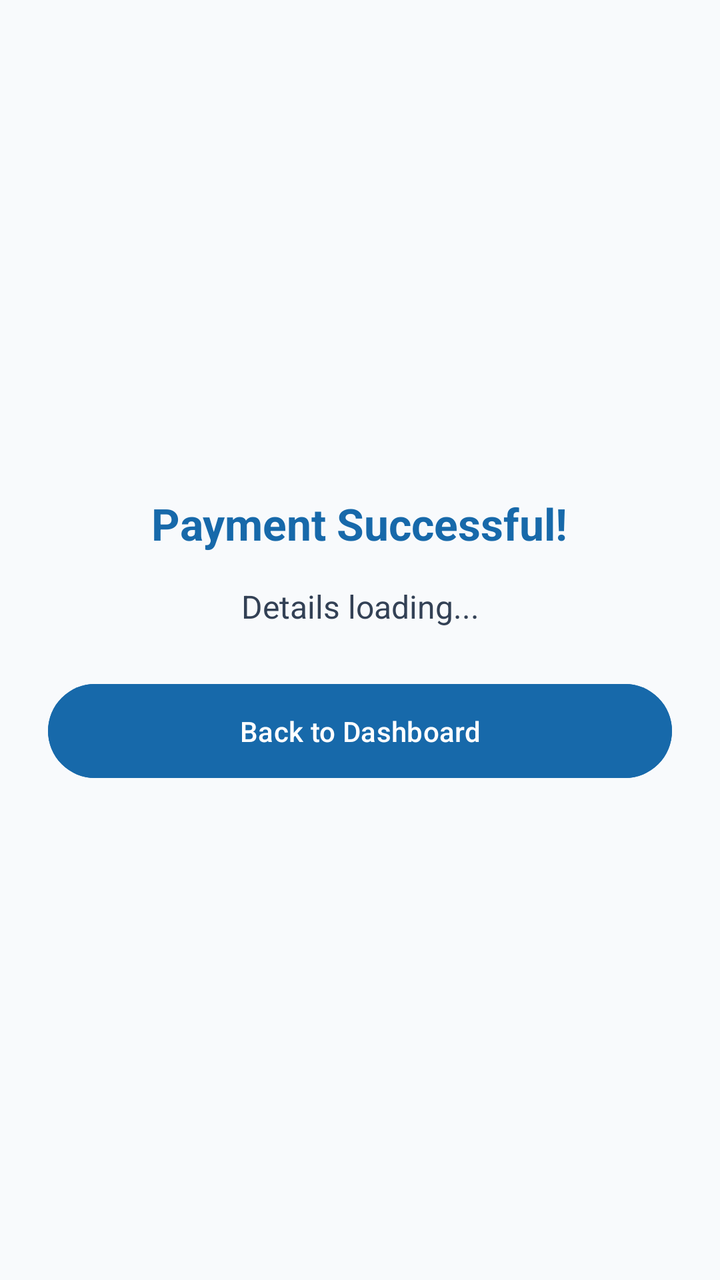
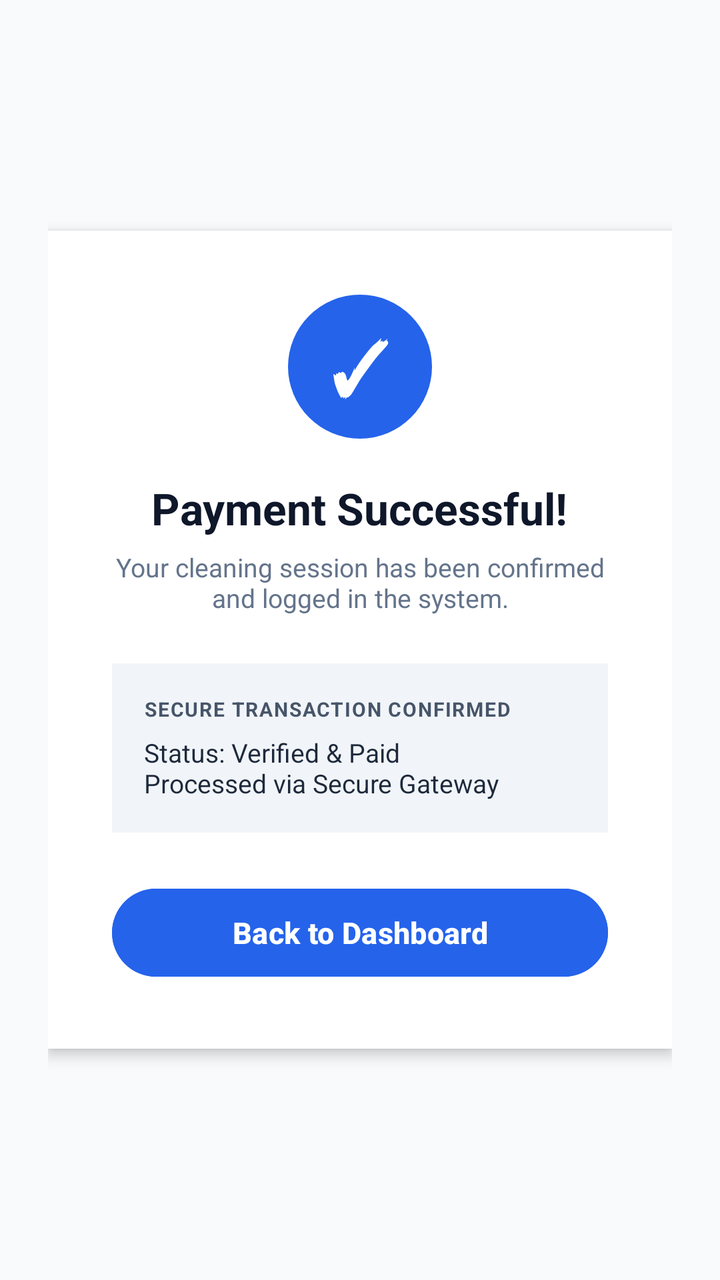

Before-and-after screenshots of an Android layout around one commit, followed by the original layout XML and the change that was made.
<!-- AndroidManifest.xml: application theme Theme.Masandaza -->
<!-- res/layout/activity_payment_success.xml -->
<?xml version="1.0" encoding="utf-8"?>
<LinearLayout xmlns:android="http://schemas.android.com/apk/res/android"
    android:layout_width="match_parent"
    android:layout_height="match_parent"
    android:orientation="vertical"
    android:gravity="center"
    android:padding="24dp"
    android:background="@color/brand_bg">

    <TextView
        android:layout_width="wrap_content"
        android:layout_height="wrap_content"
        android:text="Payment Successful!"
        android:textSize="22sp"
        android:textStyle="bold"
        android:textColor="@color/brand_royal_blue"
        android:layout_marginBottom="16dp"/>

    <TextView
        android:id="@+id/tvSuccessDetails"
        android:layout_width="match_parent"
        android:layout_height="wrap_content"
        android:text="Details loading..."
        android:textSize="16sp"
        android:textColor="#334155"
        android:gravity="center"
        android:layout_marginBottom="24dp"/>

    <Button
        android:id="@+id/btnBackToHome"
        android:layout_width="match_parent"
        android:layout_height="wrap_content"
        android:text="Back to Dashboard"
        android:backgroundTint="@color/brand_royal_blue"
        android:textColor="@color/white"
        android:padding="14dp"/>

</LinearLayout>
<!-- resources referenced by this layout -->
<resources>
  <color name="brand_bg">#F8FAFC</color>
  <color name="brand_royal_blue">#1769AA</color>
  <color name="white">#FFFFFF</color>
  <style name="Theme.Masandaza" parent="Base.Theme.Masandaza" />
  <style name="Base.Theme.Masandaza" parent="Theme.Material3.DayNight.NoActionBar">
          
          
      </style>
</resources>

<!-- the commit's change to res/layout/activity_payment_success.xml (unified diff, before → after) -->
@@ -1,38 +1,87 @@
 <?xml version="1.0" encoding="utf-8"?>
-<LinearLayout xmlns:android="http://schemas.android.com/apk/res/android"
+<RelativeLayout xmlns:android="http://schemas.android.com/apk/res/android"
     android:layout_width="match_parent"
     android:layout_height="match_parent"
-    android:orientation="vertical"
+    android:background="#F8FAFC"
     android:gravity="center"
-    android:padding="24dp"
-    android:background="@color/brand_bg">
+    android:padding="24dp">
 
-    <TextView
-        android:layout_width="wrap_content"
-        android:layout_height="wrap_content"
-        android:text="Payment Successful!"
-        android:textSize="22sp"
-        android:textStyle="bold"
-        android:textColor="@color/brand_royal_blue"
-        android:layout_marginBottom="16dp"/>
-
-    <TextView
-        android:id="@+id/tvSuccessDetails"
+    <LinearLayout
         android:layout_width="match_parent"
         android:layout_height="wrap_content"
-        android:text="Details loading..."
-        android:textSize="16sp"
-        android:textColor="#334155"
+        android:orientation="vertical"
         android:gravity="center"
-        android:layout_marginBottom="24dp"/>
+        android:background="#FFFFFF"
+        android:padding="32dp"
+        android:elevation="4dp">
 
-    <Button
-        android:id="@+id/btnBackToHome"
-        android:layout_width="match_parent"
-        android:layout_height="wrap_content"
-        android:text="Back to Dashboard"
-        android:backgroundTint="@color/brand_royal_blue"
-        android:textColor="@color/white"
-        android:padding="14dp"/>
+        
+        <TextView
+            android:layout_width="72dp"
+            android:layout_height="72dp"
+            android:text="✓"
+            android:textColor="#FFFFFF"
+            android:textSize="36sp"
+            android:textStyle="bold"
+            android:gravity="center"
+            android:background="@drawable/bg_circle_avatar"
+            android:layout_marginBottom="20dp" />
 
-</LinearLayout>
+        <TextView
+            android:layout_width="wrap_content"
+            android:layout_height="wrap_content"
+            android:text="Payment Successful!"
+            android:textSize="22sp"
+            android:textStyle="bold"
+            android:textColor="#0F172A"
+            android:layout_marginBottom="6dp" />
+
+        <TextView
+            android:layout_width="wrap_content"
+            android:layout_height="wrap_content"
+            android:text="Your cleaning session has been confirmed and logged in the system."
+            android:textSize="13sp"
+            android:textColor="#64748B"
+            android:gravity="center"
+            android:layout_marginBottom="24dp" />
+
+        
+        <LinearLayout
+            android:layout_width="match_parent"
+            android:layout_height="wrap_content"
+            android:orientation="vertical"
+            android:background="#F1F5F9"
+            android:padding="16dp"
+            android:layout_marginBottom="24dp">
+
+            <TextView
+                android:layout_width="wrap_content"
+                android:layout_height="wrap_content"
+                android:text="SECURE TRANSACTION CONFIRMED"
+                android:textSize="10sp"
+                android:textStyle="bold"
+                android:textColor="#475569"
+                android:letterSpacing="0.06"
+                android:layout_marginBottom="6dp" />
+
+            <TextView
+                android:id="@+id/tvSuccessDetails"
+                android:layout_width="wrap_content"
+                android:layout_height="wrap_content"
+                android:text="Status: Verified &amp; Paid\nProcessed via Secure Gateway"
+                android:textSize="13sp"
+                android:textColor="#1E293B" />
+        </LinearLayout>
+
+        
+        <Button
+            android:id="@+id/btnBackToHome"
+            android:layout_width="match_parent"
+            android:layout_height="52dp"
+            android:text="Back to Dashboard"
+            android:backgroundTint="#2563EB"
+            android:textColor="#FFFFFF"
+            android:textSize="15sp"
+            android:textStyle="bold" />
+    </LinearLayout>
+</RelativeLayout>
<!-- resource entries referenced after the edit -->
@@ -1,8 +1,11 @@
 <!-- resources referenced by this layout -->
 <resources>
-  <color name="brand_bg">#F8FAFC</color>
-  <color name="brand_royal_blue">#1769AA</color>
-  <color name="white">#FFFFFF</color>
+  <!-- drawable bg_circle_avatar (drawable) -->
+  <?xml version="1.0" encoding="utf-8"?>
+  <shape xmlns:android="http://schemas.android.com/apk/res/android"
+      android:shape="oval">
+      <solid android:color="#2563EB" /> 
+  </shape>
   <style name="Theme.Masandaza" parent="Base.Theme.Masandaza" />
   <style name="Base.Theme.Masandaza" parent="Theme.Material3.DayNight.NoActionBar">
           
